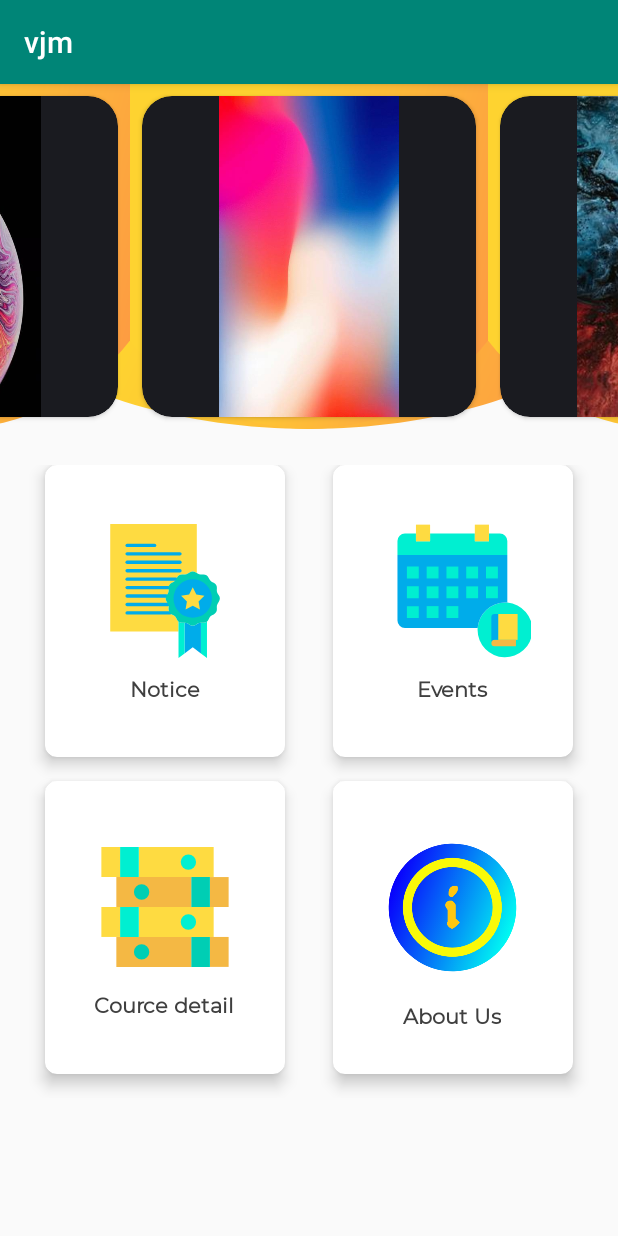
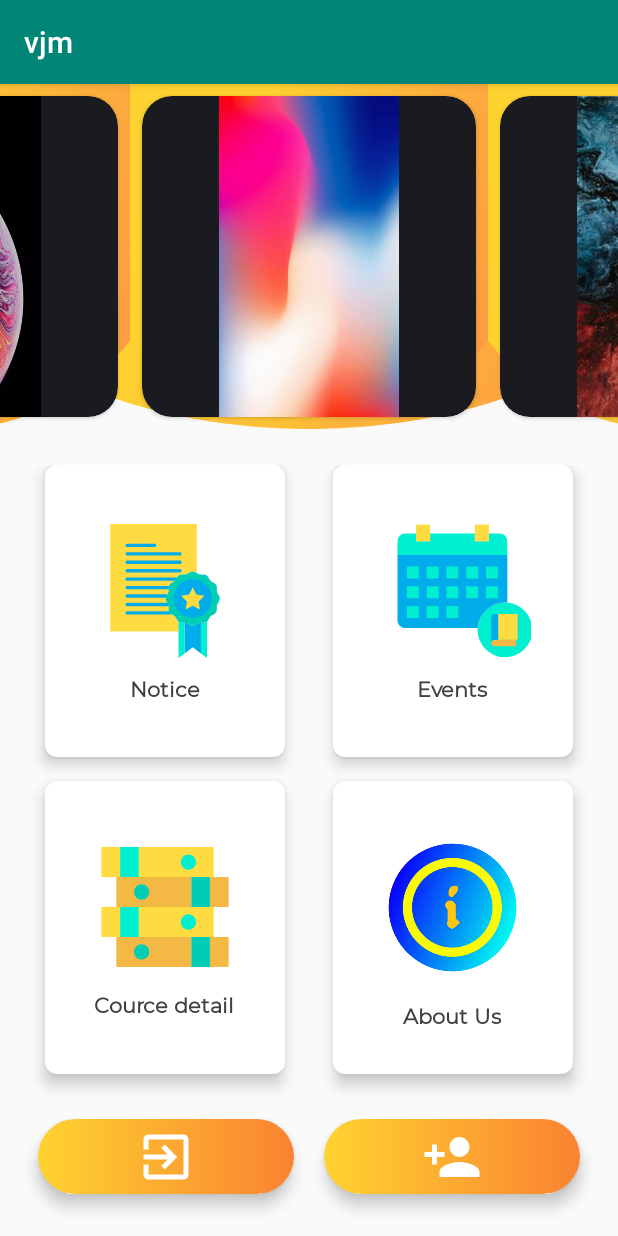
Before and after one commit to vkherani/VJM, an Android app: the screen it shows after launch (MainActivity), on a phone screen of 412 x 824 dp. Run offline under Robolectric (Android 15) with nearby library versions, the phone set to English and light mode, and no system bars.

Commit message:
design change by kunj

```diff
--- a/app/src/main/res/layout/activity_main.xml
+++ b/app/src/main/res/layout/activity_main.xml
@@ -197,5 +197,35 @@
             </androidx.cardview.widget.CardView>
         </GridLayout>
 
+        <LinearLayout
+            android:layout_width="match_parent"
+            android:layout_below="@id/gridLayout"
+            android:layout_height="wrap_content"
+            android:layout_marginHorizontal="15dp"
+            android:weightSum="2">
+            <ImageButton
+                android:layout_width="wrap_content"
+                android:layout_weight="1"
+                android:layout_height="50dp"
+                android:textSize="22sp"
+                android:layout_marginHorizontal="10dp"
+                android:background="@drawable/btn_design"
+                android:elevation="6dp"
+                android:layout_marginBottom="20dp"
+                android:textColor="#fff"
+                android:gravity="center"
+                android:src="@drawable/login"/>
+            <ImageButton
+                android:layout_width="wrap_content"
+                android:layout_weight="1"
+                android:layout_height="50dp"
+                android:elevation="6dp"
+                android:layout_marginHorizontal="10dp"
+                android:textSize="22sp"
+                android:background="@drawable/btn_design"
+                android:textColor="#fff"
+                android:gravity="center"
+                android:src="@drawable/ic_person_add_black_24dp"/>
+        </LinearLayout>
       </RelativeLayout>
 </ScrollView>
```
